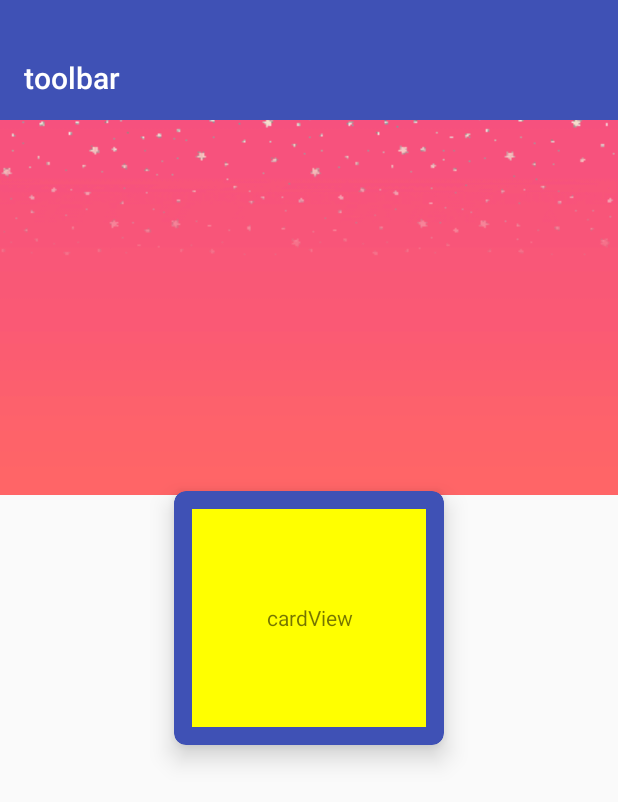
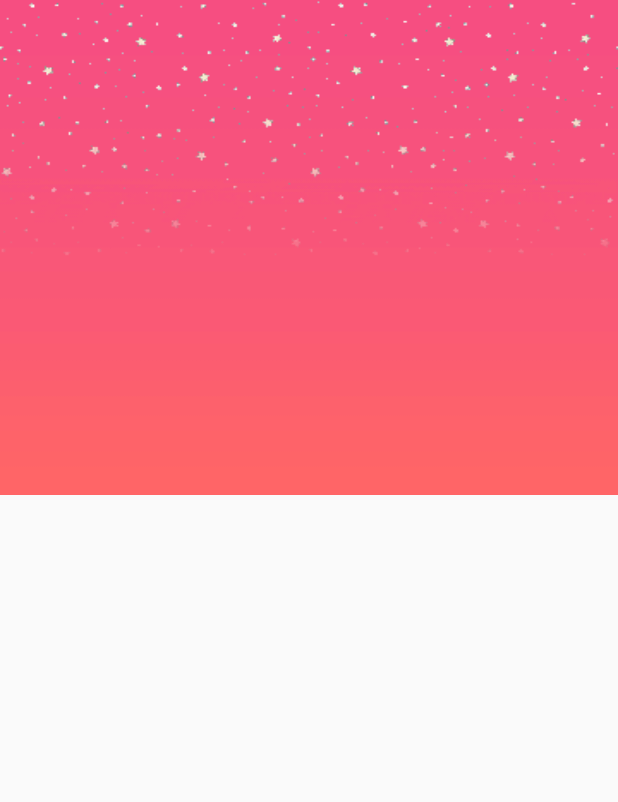
Before and after one commit to tianyalu/NeImmersive, an Android app: the screen it shows after launch (MainActivity), on a phone screen of 412 x 824 dp. Shown: the top 802 px of the screen. Run offline under Robolectric (Android 15) with nearby library versions, the phone set to English and light mode, and no system bars.

```diff
--- a/app/src/main/java/com/sty/ne/immersive/MainActivity.java
+++ b/app/src/main/java/com/sty/ne/immersive/MainActivity.java
@@ -18,12 +18,12 @@ public class MainActivity extends AppCompatActivity {
         setContentView(R.layout.activity_main);
 
         //状态栏透明 4.0
-//        getWindow().addFlags(WindowManager.LayoutParams.FLAG_TRANSLUCENT_STATUS);
+        getWindow().addFlags(WindowManager.LayoutParams.FLAG_TRANSLUCENT_STATUS);
         //底部导航栏透明 4.0
-//        getWindow().addFlags(WindowManager.LayoutParams.FLAG_TRANSLUCENT_NAVIGATION);
+        getWindow().addFlags(WindowManager.LayoutParams.FLAG_TRANSLUCENT_NAVIGATION);
 
         immersive();
-        setHeightAndPadding(this, findViewById(R.id.toolbar));
+//        setHeightAndPadding(this, findViewById(R.id.toolbar));
     }
 
     private void immersive() {
--- a/app/src/main/res/layout/activity_main.xml
+++ b/app/src/main/res/layout/activity_main.xml
@@ -12,13 +12,13 @@
         android:layout_height="330dp"
         android:background="@drawable/ic_vip_header_bg" />
 
-    <android.support.v7.widget.Toolbar
-        android:id="@+id/toolbar"
-        android:layout_width="match_parent"
-        android:layout_height="56dp"
-        app:title="toolbar"
-        android:background="@color/colorPrimary"
-        android:theme="@style/ThemeOverlay.AppCompat.Dark.ActionBar"/>
+    <!--<android.support.v7.widget.Toolbar-->
+        <!--android:id="@+id/toolbar"-->
+        <!--android:layout_width="match_parent"-->
+        <!--android:layout_height="56dp"-->
+        <!--app:title="toolbar"-->
+        <!--android:background="@color/colorPrimary"-->
+        <!--android:theme="@style/ThemeOverlay.AppCompat.Dark.ActionBar"/>-->
 
 
     <!--app:cardBackgroundColor="@color/colorPrimary"--> <!-- 设置CardView背景色-->
@@ -31,31 +31,31 @@
     <!--app:contentPaddingLeft="12dp"--> <!-- 设置内容的左边内边距-->
     <!--app:contentPaddingRight="12dp"--> <!-- 设置内容的右边内边距-->
     <!--app:contentPaddingTop="12dp"--> <!-- 设置内容的底顶内边距-->
-    <android.support.v7.widget.CardView
-        android:layout_width="200dp"
-        android:layout_height="200dp"
+    <!--<android.support.v7.widget.CardView-->
+        <!--android:layout_width="200dp"-->
+        <!--android:layout_height="200dp"-->
 
-        app:cardBackgroundColor="@color/colorPrimary"
-        app:cardPreventCornerOverlap="false"
-        app:cardUseCompatPadding="true"
+        <!--app:cardBackgroundColor="@color/colorPrimary"-->
+        <!--app:cardPreventCornerOverlap="false"-->
+        <!--app:cardUseCompatPadding="true"-->
 
-        app:cardCornerRadius="8dp"
-        app:cardElevation="10dp"
-        app:cardMaxElevation="6dp"
-        app:contentPaddingBottom="12dp"
-        app:contentPaddingLeft="12dp"
-        app:contentPaddingRight="12dp"
-        app:contentPaddingTop="12dp"
+        <!--app:cardCornerRadius="8dp"-->
+        <!--app:cardElevation="10dp"-->
+        <!--app:cardMaxElevation="6dp"-->
+        <!--app:contentPaddingBottom="12dp"-->
+        <!--app:contentPaddingLeft="12dp"-->
+        <!--app:contentPaddingRight="12dp"-->
+        <!--app:contentPaddingTop="12dp"-->
 
-        android:clickable="true"
-        android:foreground="?attr/selectableItemBackground"
-        android:layout_centerInParent="true">
-        <TextView
-            android:layout_width="match_parent"
-            android:layout_height="match_parent"
-            android:background="#FFFF00"
-            android:text="cardView"
-            android:gravity="center"/>
-    </android.support.v7.widget.CardView>
+        <!--android:clickable="true"-->
+        <!--android:foreground="?attr/selectableItemBackground"-->
+        <!--android:layout_centerInParent="true">-->
+        <!--<TextView-->
+            <!--android:layout_width="match_parent"-->
+            <!--android:layout_height="match_parent"-->
+            <!--android:background="#FFFF00"-->
+            <!--android:text="cardView"-->
+            <!--android:gravity="center"/>-->
+    <!--</android.support.v7.widget.CardView>-->
 
 </RelativeLayout>
```
Also changed, not shown: 2 other files.
